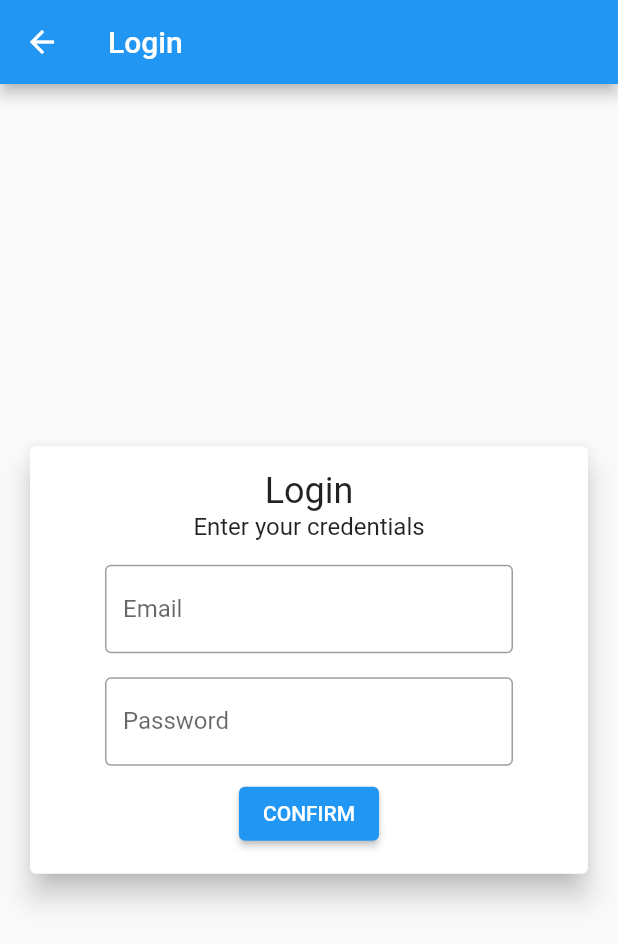
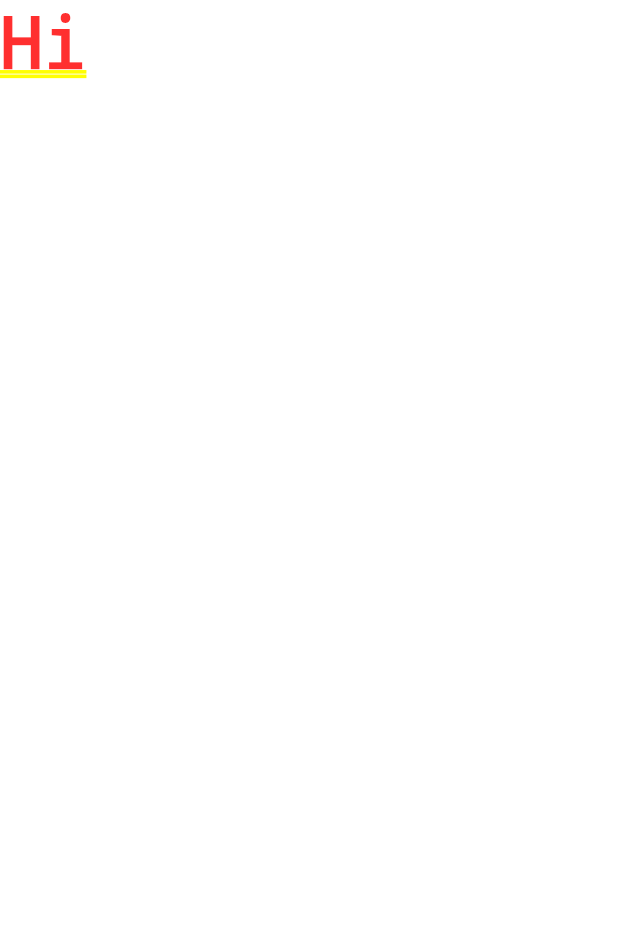
Before and after one commit to DustinScharf/SepsisMonitor, a Flutter app: the screen it shows after launch, after a tap on "TO LOGIN", on a phone screen of 412 x 824 dp. Shown: the top 944 px of the screen. Run offline on Flutter 3.47's test engine with Material 2 defaults, Android fonts, the phone set to English and light mode, and no system bars; our stand-ins replace firebase_auth, firebase_core; accounts and stored records are empty; generated files the repository leaves out were written again; network calls fail.

Commit message:
Implemented auto login page switch if already logged in

```diff
--- /dev/null
+++ b/lib/layout.dart
@@ -0,0 +1,3 @@
+class Layout {
+  static double maxWidth = 220;
+}
--- a/lib/login_page.dart
+++ b/lib/login_page.dart
@@ -1,5 +1,6 @@
 import 'package:flutter/material.dart';
 import 'package:firebase_auth/firebase_auth.dart';
+import 'package:sepsis_monitor/layout.dart';
 
 class LoginPage extends StatefulWidget {
   const LoginPage({Key? key}) : super(key: key);
@@ -12,24 +13,20 @@ class _LoginPageState extends State<LoginPage> {
   String _email = "";
   String _password = "";
 
-  bool _alreadyLoggedIn = false;
-
   @override
   void initState() {
     FirebaseAuth.instance.authStateChanges().listen((User? user) {
+      setState(() {
         if (user == null) {
-        _alreadyLoggedIn = false;
           print("Logout");
         } else {
-        if (!_alreadyLoggedIn) {
-          _alreadyLoggedIn = true;
           print("Login of " + user.email.toString());
-          // Navigator.of(context).pushNamed( // TODO
-          //   "/registration",
-          //   arguments: null,
-          // );
+          Navigator.of(context).popAndPushNamed(
+            "/overview",
+            arguments: null,
+          );
         }
-      }
+      });
     });
     super.initState();
   }
@@ -37,6 +34,7 @@ class _LoginPageState extends State<LoginPage> {
   Container _emailTextField() {
     return Container(
       margin: const EdgeInsets.only(left: 50.0, right: 50.0),
+      width: Layout.maxWidth,
       child: TextField(
         onChanged: (text) {
           _email = text;
@@ -52,6 +50,7 @@ class _LoginPageState extends State<LoginPage> {
   Container _passwordTextField() {
     return Container(
       margin: const EdgeInsets.only(left: 50.0, right: 50.0),
+      width: Layout.maxWidth,
       child: TextField(
         onChanged: (text) {
           _password = text;
@@ -100,8 +99,7 @@ class _LoginPageState extends State<LoginPage> {
             child: Row(
               mainAxisSize: MainAxisSize.min,
               children: <Widget>[
-                Expanded(
-                  child: Column(
+                Column(
                   mainAxisSize: MainAxisSize.min,
                   children: <Widget>[
                     const SizedBox(
@@ -132,7 +130,6 @@ class _LoginPageState extends State<LoginPage> {
                     ),
                   ],
                 ),
-                ),
               ],
             ),
           ),
--- /dev/null
+++ b/lib/overview_page.dart
@@ -0,0 +1,15 @@
+import 'package:flutter/material.dart';
+
+class OverviewPage extends StatefulWidget {
+  const OverviewPage({Key? key}) : super(key: key);
+
+  @override
+  _OverviewPageState createState() => _OverviewPageState();
+}
+
+class _OverviewPageState extends State<OverviewPage> {
+  @override
+  Widget build(BuildContext context) {
+    return const Text("Hi");
+  }
+}
--- a/lib/route_generator.dart
+++ b/lib/route_generator.dart
@@ -2,6 +2,7 @@ import 'package:flutter/material.dart';
 import 'package:sepsis_monitor/auth_manager.dart';
 import 'package:sepsis_monitor/login_page.dart';
 import 'package:sepsis_monitor/main.dart';
+import 'package:sepsis_monitor/overview_page.dart';
 import 'package:sepsis_monitor/registration_page.dart';
 import 'package:sepsis_monitor/start_page.dart';
 
@@ -18,6 +19,8 @@ class RouteGenerator {
         return MaterialPageRoute(builder: (_) => const LoginPage());
       case '/registration':
         return MaterialPageRoute(builder: (_) => const RegistrationPage());
+      case '/overview':
+        return MaterialPageRoute(builder: (_) => const OverviewPage());
       // case '/second':
       //   // Validation of correct data type
       //   if (args is String) {
--- a/lib/start_page.dart
+++ b/lib/start_page.dart
@@ -44,7 +44,7 @@ class _StartPageState extends State<StartPage> {
           elevation: 4,
           child: Row(
             mainAxisAlignment: MainAxisAlignment.center,
-            mainAxisSize: MainAxisSize.max,
+            mainAxisSize: MainAxisSize.min,
             children: <Widget>[
               Column(
                 mainAxisSize: MainAxisSize.min,
```
Lines whose indentation alone changed are shown as unchanged.
